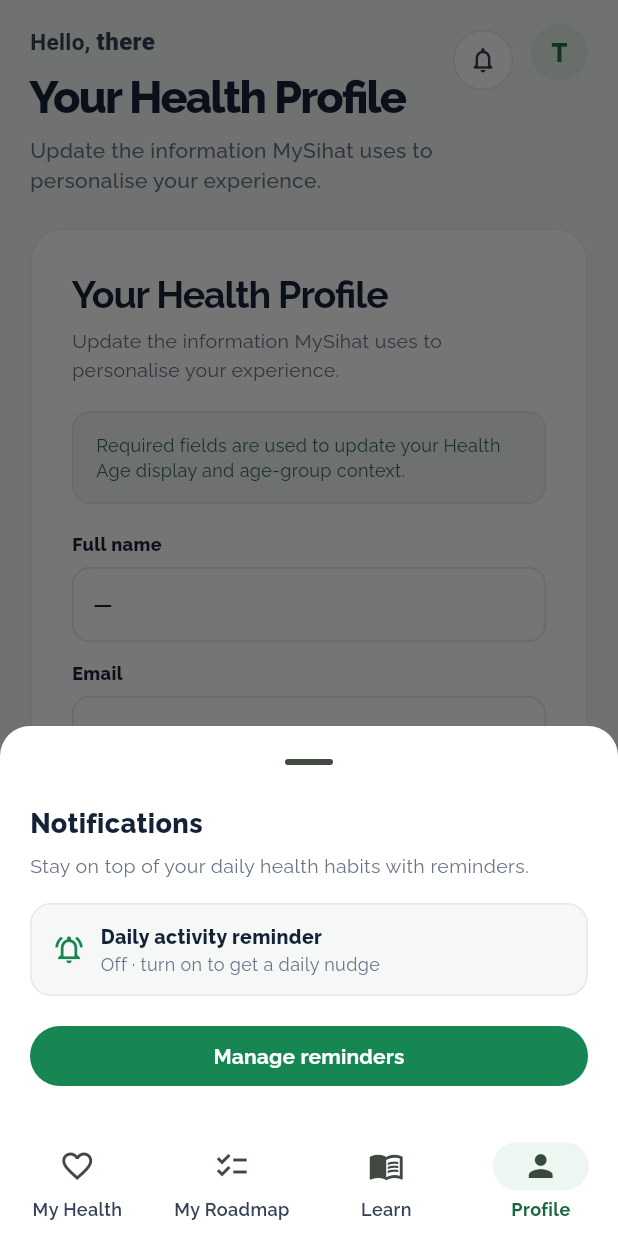
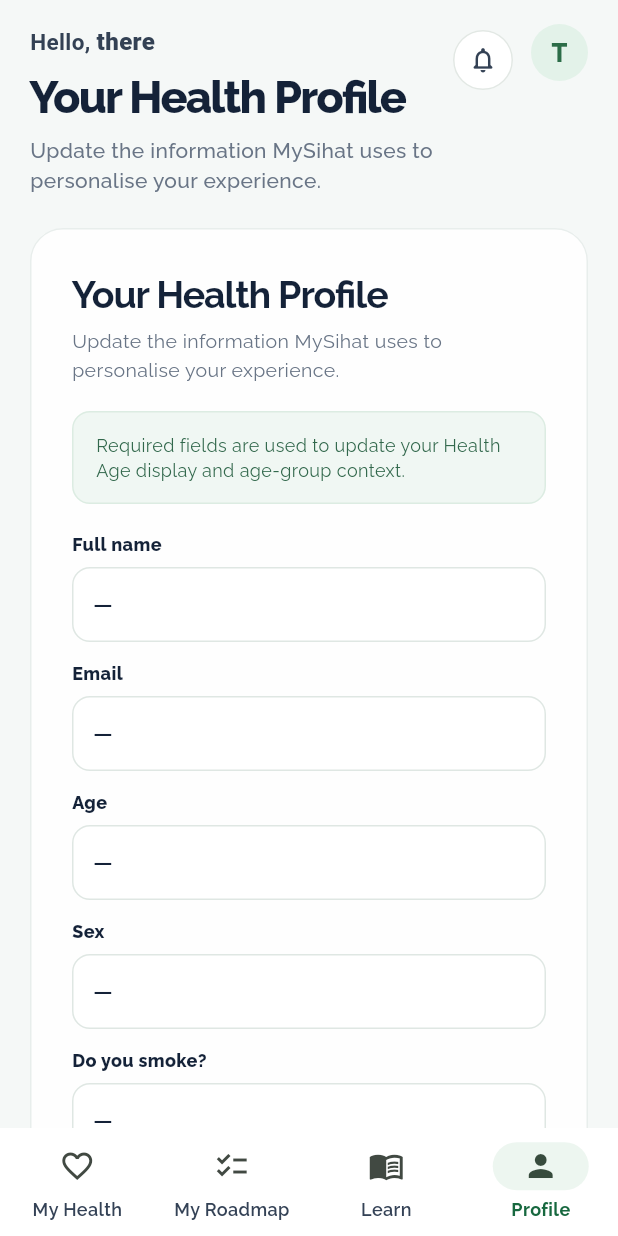
Before and after one commit to Wahid-Islam/47--Frontend, a Flutter app: the ProfileScreen screen opened by its route, after a tap on the "notifications none" icon, on a phone screen of 412 x 824 dp. Run offline on Flutter 3.47's test engine with Material 3 defaults, Android fonts, the phone set to English and light mode, and no system bars; our stand-ins replace equatable, fl_chart, flutter_bloc, go_router, google_fonts, shared_preferences; missing offline and left inert: dart:html; accounts and stored records are empty; network calls fail.

Commit message:
Revert "Wire header notification bell and profile avatar to real destinations."
This reverts commit b8ad98b401a24c770ddb8fce83c61f10e6cc727b.

```diff
--- a/lib/core/l10n/app_strings.dart
+++ b/lib/core/l10n/app_strings.dart
@@ -132,12 +132,6 @@
       'en': 'Today’s ticks lowered your risk by ~{pts} pts · Health Age trending to {age}.',
       'bm': 'Tanda hari ini menurunkan risiko ~{pts} mata · Umur Kesihatan menuju {age}.',
     },
-    'notificationsTitle': {'en': 'Notifications', 'bm': 'Pemberitahuan'},
-    'notificationsSubtitle': {
-      'en': 'Stay on top of your daily health habits with reminders.',
-      'bm': 'Kekal di landasan dengan peringatan tabiat kesihatan harian.',
-    },
-    'manageReminders': {'en': 'Manage reminders', 'bm': 'Urus peringatan'},
     'dailyReminder': {'en': 'Daily activity reminder', 'bm': 'Peringatan aktiviti harian'},
     'reminderOnAt': {'en': 'On · reminds at {time}', 'bm': 'Aktif · peringatan pada {time}'},
     'reminderOff': {'en': 'Off · turn on to get a daily nudge', 'bm': 'Mati · hidupkan untuk peringatan harian'},
--- a/lib/view/widgets/page_header.dart
+++ b/lib/view/widgets/page_header.dart
@@ -1,11 +1,7 @@
 import 'package:flutter/material.dart';
 import 'package:flutter_bloc/flutter_bloc.dart';
-import 'package:go_router/go_router.dart';
 
-import '../../controller/cubits/habits_cubit.dart';
-import '../../controller/cubits/locale_cubit.dart';
 import '../../controller/cubits/profile_cubit.dart';
-import '../../core/l10n/app_strings.dart';
 import '../../core/theme/app_theme.dart';
 
 /// Prototype-style page top bar: greeting, title, subtitle, avatar.
@@ -18,93 +14,6 @@
 
   final String title;
   final String subtitle;
-
-  void _openNotifications(BuildContext context) {
-    final locale = context.read<LocaleCubit>().state;
-    final habitState = context.read<HabitsCubit>().state;
-    final timeLabel =
-        '${habitState.reminderHour.toString().padLeft(2, '0')}:${habitState.reminderMinute.toString().padLeft(2, '0')}';
-    final reminderText = habitState.reminderEnabled
-        ? AppStrings.t('reminderOnAt', locale).replaceAll('{time}', timeLabel)
-        : AppStrings.t('reminderOff', locale);
-
-    showModalBottomSheet<void>(
-      context: context,
-      showDragHandle: true,
-      backgroundColor: Colors.white,
-      shape: const RoundedRectangleBorder(
-        borderRadius: BorderRadius.vertical(top: Radius.circular(20)),
-      ),
-      builder: (sheetContext) {
-        return SafeArea(
-          child: Padding(
-            padding: const EdgeInsets.fromLTRB(20, 4, 20, 24),
-            child: Column(
-              mainAxisSize: MainAxisSize.min,
-              crossAxisAlignment: CrossAxisAlignment.start,
-              children: [
-                Text(
-                  AppStrings.t('notificationsTitle', locale),
-                  style: const TextStyle(fontSize: 18, fontWeight: FontWeight.w800),
-                ),
-                const SizedBox(height: 6),
-                Text(
-                  AppStrings.t('notificationsSubtitle', locale),
-                  style: const TextStyle(fontSize: 13, height: 1.4, color: AppTheme.textSecondary),
-                ),
-                const SizedBox(height: 16),
-                Container(
-                  width: double.infinity,
-                  padding: const EdgeInsets.symmetric(horizontal: 14, vertical: 12),
-                  decoration: BoxDecoration(
-                    color: const Color(0xFFF6F8F7),
-                    borderRadius: BorderRadius.circular(14),
-                    border: Border.all(color: const Color(0xFFE4E9E7)),
-                  ),
-                  child: Row(
-                    children: [
-                      const Icon(Icons.notifications_active_outlined, color: AppTheme.primary, size: 22),
-                      const SizedBox(width: 10),
-                      Expanded(
-                        child: Column(
-                          crossAxisAlignment: CrossAxisAlignment.start,
-                          children: [
-                            Text(
-                              AppStrings.t('dailyReminder', locale),
-                              style: const TextStyle(fontSize: 13, fontWeight: FontWeight.w800),
-                            ),
-                            Text(
-                              reminderText,
-                              style: const TextStyle(fontSize: 12, color: AppTheme.textSecondary),
-                            ),
-                          ],
-                        ),
-                      ),
-                    ],
-                  ),
-                ),
-                const SizedBox(height: 16),
-                SizedBox(
-                  width: double.infinity,
-                  child: FilledButton(
-                    onPressed: () {
-                      Navigator.of(sheetContext).pop();
-                      context.go('/home/roadmap');
-                    },
-                    child: Text(AppStrings.t('manageReminders', locale)),
-                  ),
-                ),
-              ],
-            ),
-          ),
-        );
-      },
-    );
-  }
-
-  void _openProfile(BuildContext context) {
-    context.go('/home/profile');
-  }
 
   @override
   Widget build(BuildContext context) {
@@ -142,8 +51,8 @@
           ),
           const SizedBox(width: 8),
           IconButton(
-            tooltip: AppStrings.t('notificationsTitle', context.watch<LocaleCubit>().state),
-            onPressed: () => _openNotifications(context),
+            tooltip: 'Notifications',
+            onPressed: () {},
             style: IconButton.styleFrom(
               backgroundColor: Colors.white,
               side: const BorderSide(color: Color(0xFFE2E8E4)),
@@ -152,23 +61,12 @@
             icon: const Icon(Icons.notifications_none_rounded, size: 20, color: Color(0xFF334154)),
           ),
           const SizedBox(width: 8),
-          Tooltip(
-            message: AppStrings.t('profile', context.watch<LocaleCubit>().state),
-            child: Material(
-              color: Colors.transparent,
-              shape: const CircleBorder(),
-              child: InkWell(
-                customBorder: const CircleBorder(),
-                onTap: () => _openProfile(context),
-                child: CircleAvatar(
-                  radius: 19,
-                  backgroundColor: AppTheme.softGreen,
-                  child: Text(
-                    initial,
-                    style: const TextStyle(fontWeight: FontWeight.w800, color: Color(0xFF2C6D48)),
-                  ),
-                ),
-              ),
+          CircleAvatar(
+            radius: 19,
+            backgroundColor: AppTheme.softGreen,
+            child: Text(
+              initial,
+              style: const TextStyle(fontWeight: FontWeight.w800, color: Color(0xFF2C6D48)),
             ),
           ),
         ],
```
